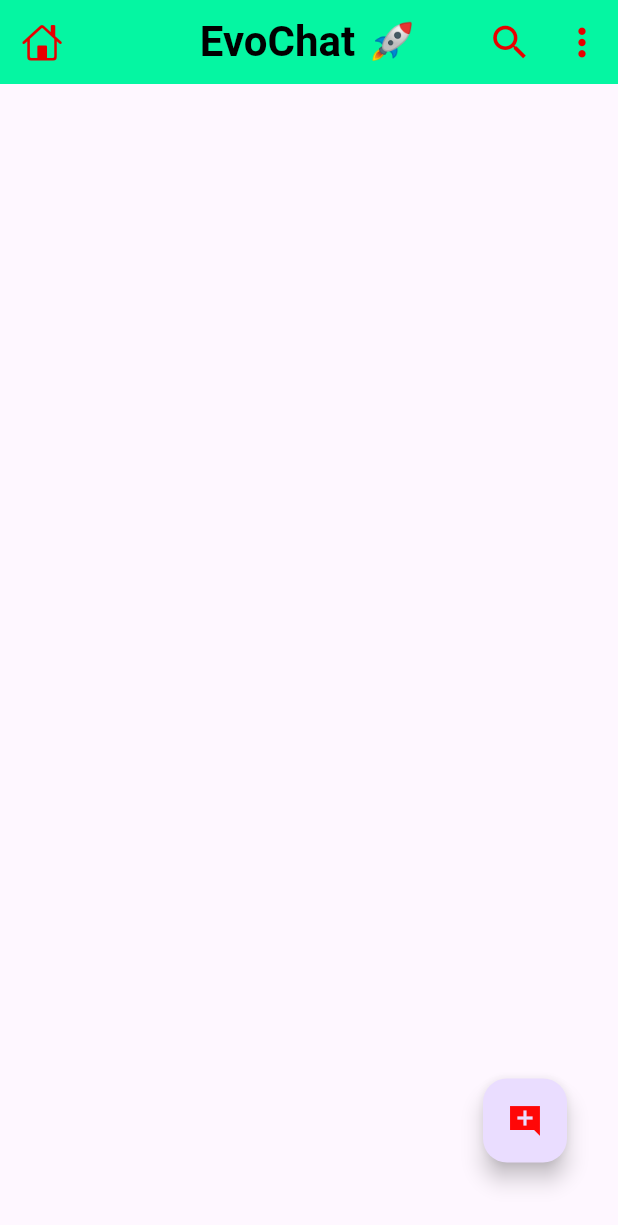
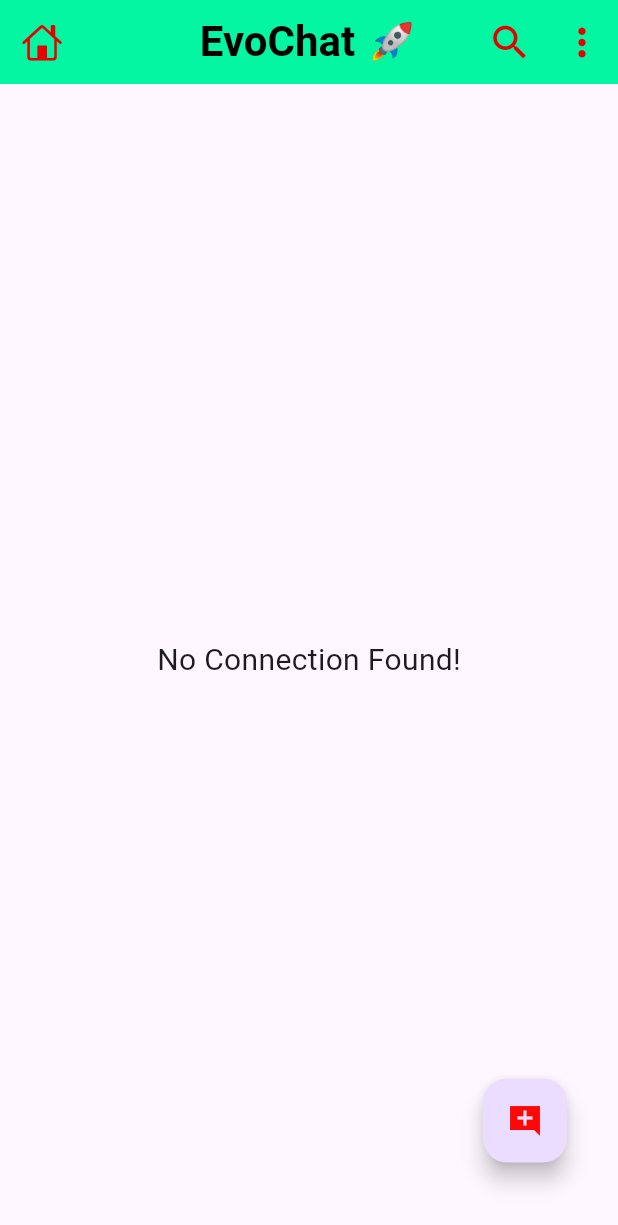
Before and after one commit to UtkarsHMer05/EvoChat, a Flutter app: the HomeScreen screen opened directly, on a phone screen of 412 x 824 dp. Shown: the top 1225 px of the screen. Run offline on Flutter 3.47's test engine with Material 3 defaults, Android fonts, the light colour scheme and no system bars; our stand-ins replace cloud_firestore, firebase_auth, firebase_core, google_sign_in; accounts and stored records are empty.

Commit message:
commit working all

```diff
--- a/lib/screens/home_screen.dart
+++ b/lib/screens/home_screen.dart
@@ -1,6 +1,7 @@
-import 'dart:convert';
 import 'package:evo_chat/api/api.dart';
 import 'package:evo_chat/main.dart';
+import 'package:evo_chat/models/chat_user.dart';
+import 'package:evo_chat/widgets/chat_user_card.dart';
 import 'package:flutter/cupertino.dart';
 import 'package:flutter/material.dart';
 import 'package:google_sign_in/google_sign_in.dart';
@@ -13,6 +14,7 @@
 }
 
 class _HomeScreenState extends State<HomeScreen> {
+  List<ChatUser> list = [];
   @override
   Widget build(BuildContext context) {
     return Scaffold(
@@ -59,23 +61,41 @@
         body: StreamBuilder(
           stream: Api.firestore.collection('users').snapshots(),
           builder: (context, snapshot) {
-            final list = [];
-            if (snapshot.hasData) {
+            switch (snapshot.connectionState) {
+              //if data is loading
+              case ConnectionState.waiting:
+              case ConnectionState.none:
+                {
+                  return const Center(
+                    child: CircularProgressIndicator(),
+                  );
+                }
+              //if some or all data is loaded then show it
+              case ConnectionState.active:
+              case ConnectionState.done:
                 final data = snapshot.data?.docs;
-              for (var i in data!) {
-                print("Data: ${jsonEncode(i.data())}");
-                list.add(i.data()["name"]);
-              }
-            }
+                list = data?.map((e) => ChatUser.fromJson(e.data())).toList() ??
+                    [];
+
+                if (list.isNotEmpty) {
                   return ListView.builder(
                       itemCount: list.length,
                       padding: EdgeInsets.only(top: mq.height * .02),
-                physics: BouncingScrollPhysics(),
+                      physics: const BouncingScrollPhysics(),
                       itemBuilder: (context, index) {
-                  //return const ChatUserCard();
+                        return ChatUserCard(user: list[index]);
 
-                  return Text("Name: ${list[index]}");
+                        // return Text("Name: ${list[index]}");
                       });
+                } else {
+                  return const Center(
+                    child: Text(
+                      "No Connection Found!",
+                      style: TextStyle(fontSize: 20),
+                    ),
+                  );
+                }
+            }
           },
         ));
   }
```
Also changed, not shown: lib/widgets/chat_user_card.dart (+8 -5 lines). Lines whose indentation alone changed are shown as unchanged.
